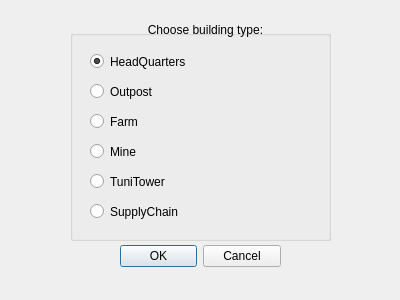
Before: the Qt Designer form Game/buildingdialog.ui in villeh987/Pirkanmaa-Conquest-Game, drawn with Qt 5.
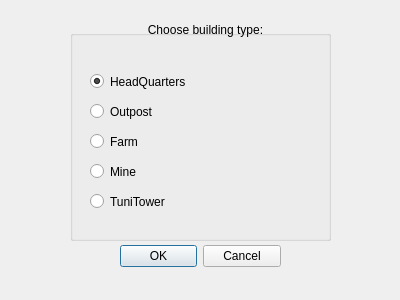
After: the same form once the commit is applied.

Commit message: Removed SupplyChain

What changed in the file:
```diff
--- a/Game/buildingdialog.ui
+++ b/Game/buildingdialog.ui
@@ -45,7 +45,7 @@
     <property name="geometry">
      <rect>
       <x>20</x>
-      <y>20</y>
+      <y>40</y>
       <width>131</width>
       <height>23</height>
      </rect>
@@ -61,7 +61,7 @@
     <property name="geometry">
      <rect>
       <x>20</x>
-      <y>50</y>
+      <y>70</y>
       <width>141</width>
       <height>23</height>
      </rect>
@@ -74,7 +74,7 @@
     <property name="geometry">
      <rect>
       <x>20</x>
-      <y>80</y>
+      <y>100</y>
       <width>141</width>
       <height>23</height>
      </rect>
@@ -87,7 +87,7 @@
     <property name="geometry">
      <rect>
       <x>20</x>
-      <y>110</y>
+      <y>130</y>
       <width>141</width>
       <height>23</height>
      </rect>
@@ -100,7 +100,7 @@
     <property name="geometry">
      <rect>
       <x>20</x>
-      <y>140</y>
+      <y>160</y>
       <width>141</width>
       <height>23</height>
      </rect>
@@ -109,19 +109,6 @@
      <string>TuniTower</string>
     </property>
    </widget>
-   <widget class="QRadioButton" name="supplyChainRadioButton">
-    <property name="geometry">
-     <rect>
-      <x>20</x>
-      <y>170</y>
-      <width>141</width>
-      <height>23</height>
-     </rect>
-    </property>
-    <property name="text">
-     <string>SupplyChain</string>
-    </property>
-   </widget>
   </widget>
   <widget class="QLabel" name="infoLabel">
    <property name="geometry">
```
The commit also changes 4 other files.
